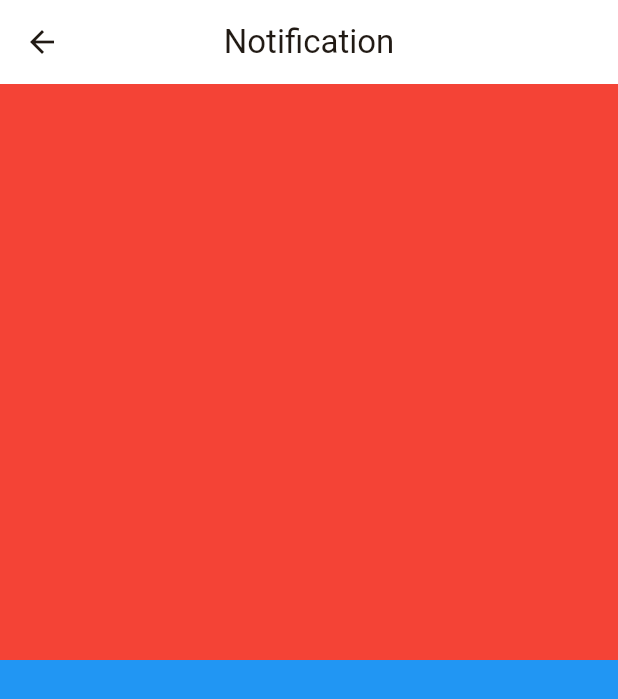
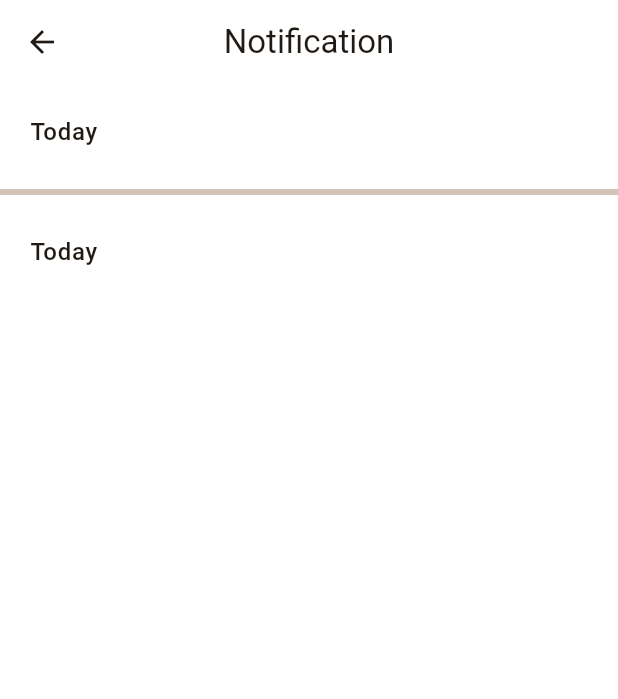
Before and after one commit to alpha-sow/fooddelivery, a Flutter app: the NotificationView screen opened by its route, on a phone screen of 412 x 824 dp. Shown: the top 699 px of the screen. Run offline on Flutter 3.47's test engine with Material 3 defaults, Android fonts, the phone set to English and light mode, and no system bars; our stand-ins replace auto_route, flutter_svg, vector_graphics; missing offline and left inert: alpha_ui.

Commit message:
use alpha_ui

```diff
--- a/lib/home/view/home_view.dart
+++ b/lib/home/view/home_view.dart
@@ -1,4 +1,3 @@
-import 'package:auto_route/annotations.dart';
 import 'package:auto_route/auto_route.dart';
 import 'package:flutter/material.dart';
 import 'package:fooddelivery/assets/assets.gen.dart';
--- a/lib/login/view/widgets/confirm_password_reset_modal.dart
+++ b/lib/login/view/widgets/confirm_password_reset_modal.dart
@@ -1,6 +1,6 @@
+import 'package:alpha_ui/alpha_ui.dart';
 import 'package:flutter/material.dart';
 import 'package:fooddelivery/assets/assets.gen.dart';
-import 'package:fooddelivery/login/view/widgets/login_button.dart';
 import 'package:fooddelivery/login/view/widgets/login_header.dart';
 import 'package:fooddelivery/login/view/widgets/login_modal.dart';
 
@@ -24,9 +24,9 @@ class ConfirmPasswordResetModal extends StatelessWidget {
                   'again with a new password',
             ),
           ),
-          LoginButton(
-            label: 'Login',
+          Button(
             onPressed: onPressed,
+            child: const Text('Login'),
           ),
         ],
       ),
--- a/lib/login/view/widgets/forgot_password_modal.dart
+++ b/lib/login/view/widgets/forgot_password_modal.dart
@@ -1,5 +1,5 @@
+import 'package:alpha_ui/alpha_ui.dart';
 import 'package:flutter/material.dart';
-import 'package:fooddelivery/login/view/widgets/login_button.dart';
 import 'package:fooddelivery/login/view/widgets/login_header.dart';
 import 'package:fooddelivery/login/view/widgets/login_modal.dart';
 
@@ -29,9 +29,9 @@ class ForgotPasswordModal extends StatelessWidget {
             title: 'Send via Email',
             subtitle: 'Albertstevano@gmail.com',
           ),
-          LoginButton(
-            label: 'Continue',
+          Button(
             onPressed: onContinuePressed,
+            child: const Text('Continue'),
           ),
         ],
       ),
--- a/lib/login/view/widgets/widgets.dart
+++ b/lib/login/view/widgets/widgets.dart
@@ -1,11 +1,8 @@
 export 'confirm_password_reset_modal.dart';
 export 'forgot_password_modal.dart';
-export 'login_button.dart';
 export 'login_divider.dart';
 export 'login_header.dart';
 export 'login_icon_button.dart';
 export 'login_modal.dart';
 export 'login_sing_in_width.dart';
 export 'verification_code.dart';
-export 'login_text_button.dart';
-export 'login_text_field.dart';
--- a/lib/notification/view/notification_view.dart
+++ b/lib/notification/view/notification_view.dart
@@ -12,22 +12,37 @@ class NotificationView extends StatelessWidget {
         centerTitle: true,
         title: const Text('Notification'),
       ),
-      body: Column(
+      body: ListView(
         children: [
-          Expanded(
-            child: Container(
-              color: Colors.red,
-              child: ListView(
-                children: [],
-              ),
+          Padding(
+            padding: const EdgeInsets.all(20.0),
+            child: Column(
+              crossAxisAlignment: CrossAxisAlignment.start,
+              children: [
+                Text(
+                  'Today',
+                  style: Theme.of(context)
+                      .textTheme
+                      .bodyLarge
+                      ?.copyWith(fontWeight: FontWeight.w500),
+                ),
+              ],
             ),
           ),
-          Expanded(
-            child: Container(
-              color: Colors.blue,
-              child: ListView(
-                children: [],
-              ),
+          const Divider(thickness: 4),
+          Padding(
+            padding: const EdgeInsets.all(20.0),
+            child: Column(
+              crossAxisAlignment: CrossAxisAlignment.start,
+              children: [
+                Text(
+                  'Today',
+                  style: Theme.of(context)
+                      .textTheme
+                      .bodyLarge
+                      ?.copyWith(fontWeight: FontWeight.w500),
+                ),
+              ],
             ),
           ),
         ],
--- a/pubspec.yaml
+++ b/pubspec.yaml
@@ -1,6 +1,6 @@
 name: fooddelivery
 description: "A new Flutter project."
-publish_to: 'none'
+publish_to: "none"
 
 version: 1.0.0+1
 
@@ -13,6 +13,8 @@ dependencies:
   cupertino_icons: ^1.0.8
   auto_route: ^9.2.1+1
   flutter_svg: ^2.0.10+1
+  alpha_ui:
+    git: https://github.com/alpha-sow/alpha_ui.git
 
 dev_dependencies:
   flutter_test:
```
Also changed, not shown: lib/login/view/login_create_view.dart (+17 -10 lines), lib/login/view/login_email_verification_view.dart (+16 -11 lines), lib/login/view/login_email_view.dart (+12 -8 lines), lib/login/view/login_forgot_password_view.dart (+4 -3 lines), lib/login/view/login_reset_password_view.dart (+7 -6 lines), lib/login/view/widgets/login_button.dart (deleted, +0 -27 lines), lib/login/view/widgets/login_text_button.dart (deleted, +0 -21 lines), lib/login/view/widgets/login_text_field.dart (deleted, +0 -39 lines), lib/main.dart (+8 -0 lines), pubspec.lock, 1 other file.
